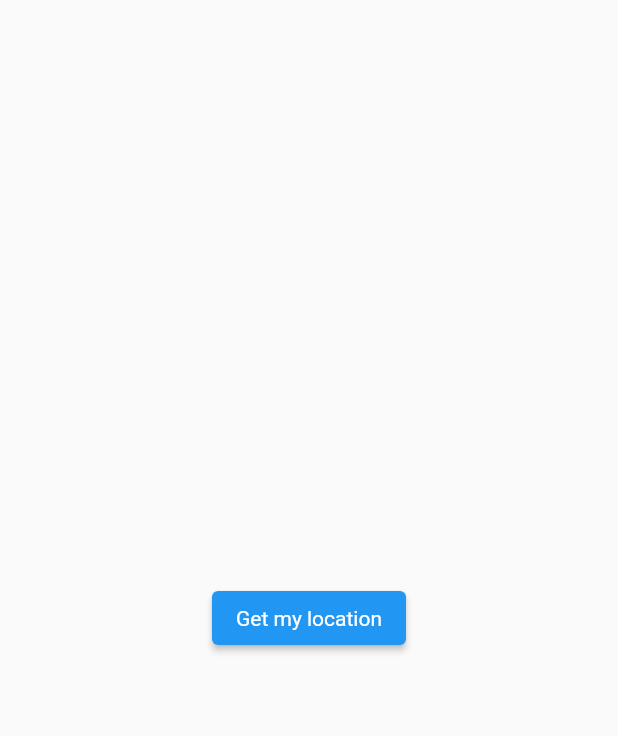
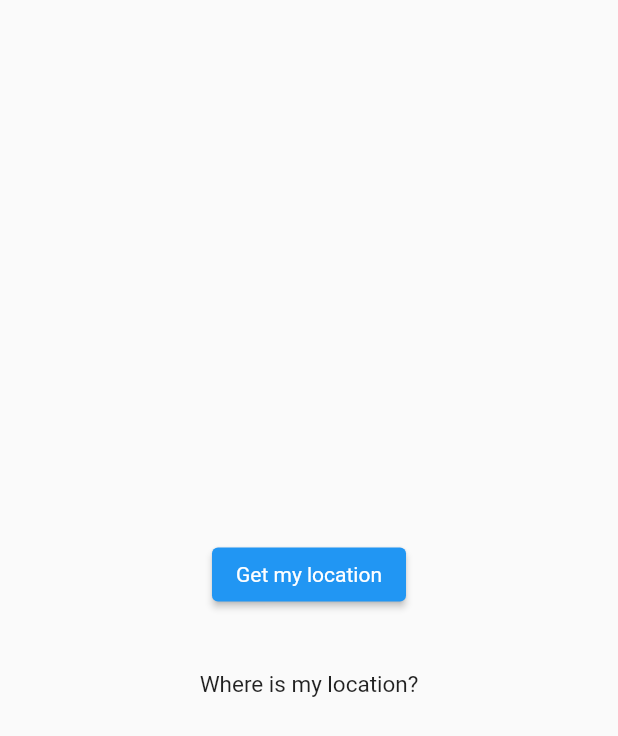
Before and after one commit to gandalgom/chef-weather-app, a Flutter app: the screen it shows after launch, after a tap on "Get my location", on a phone screen of 412 x 824 dp. Shown: the top 736 px of the screen. Run offline on Flutter 3.47's test engine with Material 2 defaults, Android fonts, the phone set to English and light mode, and no system bars; our stand-ins replace geolocator.

Commit message:
Geolocation 라이브러리 부착 및 현재 위치 수집기능 구현

```diff
--- a/lib/screens/loading.dart
+++ b/lib/screens/loading.dart
@@ -1,4 +1,5 @@
 import 'package:flutter/material.dart';
+import 'package:geolocator/geolocator.dart';
 
 class Loading extends StatefulWidget {
   const Loading({Key? key}) : super(key: key);
@@ -8,18 +9,63 @@ class Loading extends StatefulWidget {
 }
 
 class _LoadingState extends State<Loading> {
+
+  String currentPosition = 'Where is my location?';
+
   @override
   Widget build(BuildContext context) {
     return Scaffold(
       body: Center(
-        child: ElevatedButton(
-          onPressed: () {},
-          style: ElevatedButton.styleFrom(
-            textStyle: const TextStyle(color: Colors.white),
-          ),
-          child: const Text('Get my location'),
+        child: Column(
+          mainAxisAlignment: MainAxisAlignment.center,
+          children: [
+            ElevatedButton(
+              onPressed: () async {
+                Position newPosition = await _determinePosition();
+                setState(() => currentPosition = newPosition.toString());
+              },
+              style: ElevatedButton.styleFrom(
+                textStyle: const TextStyle(color: Colors.white),
+              ),
+              child: const Text('Get my location'),
+            ),
+            const SizedBox(height: 40.0),
+            Text(
+              currentPosition,
+              style: const TextStyle(fontSize: 15.0),
+            ),
+          ],
         ),
       ),
     );
   }
+
+  Future<Position> _determinePosition() async {
+    bool serviceEnabled;
+    LocationPermission permission;
+
+    serviceEnabled = await Geolocator.isLocationServiceEnabled();
+    if (!serviceEnabled) {
+      return Future.error('Location services are disabled.');
+    }
+
+    permission = await Geolocator.checkPermission();
+    if (permission == LocationPermission.denied) {
+      permission = await Geolocator.requestPermission();
+      if (permission == LocationPermission.denied) {
+        return Future.error('Location permissions are denied');
+      }
+    }
+
+    if (permission == LocationPermission.deniedForever) {
+      return Future.error(
+        'Location permissions are permanently denied, '
+        'we cannot request permissions.'
+      );
+    }
+
+    return await Geolocator.getCurrentPosition(
+      desiredAccuracy: LocationAccuracy.high
+    );
+  }
 }
--- a/pubspec.yaml
+++ b/pubspec.yaml
@@ -34,6 +34,7 @@ dependencies:
   # The following adds the Cupertino Icons font to your application.
   # Use with the CupertinoIcons class for iOS style icons.
   cupertino_icons: ^1.0.2
+  geolocator: ^8.2.1
 
 dev_dependencies:
   flutter_test:
```
Also changed, not shown: pubspec.lock, 6 other files.
